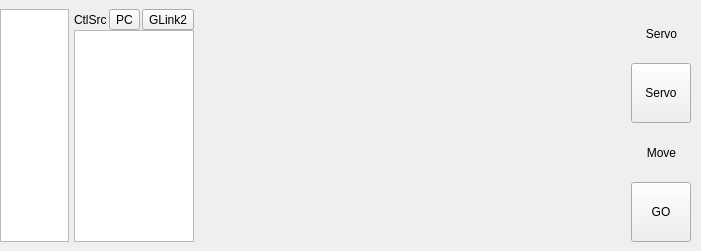
First picture: the form in Libs/PlotUnit/PlotUnitGraph/TabMotion/tabmotion.ui, repository tiangaomingjing/ServoDriveTech, before the edit.
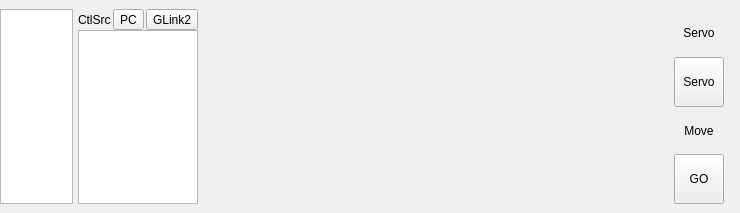
Second picture: the form after the edit.

What changed in the file:
```diff
--- a/Libs/PlotUnit/PlotUnitGraph/TabMotion/tabmotion.ui
+++ b/Libs/PlotUnit/PlotUnitGraph/TabMotion/tabmotion.ui
@@ -6,8 +6,8 @@
    <rect>
     <x>0</x>
     <y>0</y>
-    <width>701</width>
-    <height>251</height>
+    <width>740</width>
+    <height>213</height>
    </rect>
   </property>
   <property name="windowTitle">
@@ -142,6 +142,9 @@
    </item>
    <item>
     <layout class="QVBoxLayout" name="verticalLayout_go">
+     <property name="spacing">
+      <number>0</number>
+     </property>
      <property name="rightMargin">
       <number>0</number>
      </property>
@@ -157,6 +160,9 @@
      </item>
      <item>
       <layout class="QHBoxLayout" name="horizontalLayout_3">
+       <property name="spacing">
+        <number>0</number>
+       </property>
        <item>
         <widget class="QToolButton" name="tbtn_plot_servoBtn">
          <property name="sizePolicy">
@@ -167,14 +173,14 @@
          </property>
          <property name="minimumSize">
           <size>
-           <width>60</width>
-           <height>60</height>
+           <width>50</width>
+           <height>50</height>
           </size>
          </property>
          <property name="maximumSize">
           <size>
-           <width>60</width>
-           <height>60</height>
+           <width>50</width>
+           <height>50</height>
           </size>
          </property>
          <property name="text">
@@ -202,6 +208,9 @@
      </item>
      <item>
       <layout class="QHBoxLayout" name="horizontalLayout">
+       <property name="spacing">
+        <number>0</number>
+       </property>
        <item>
         <spacer name="horizontalSpacer">
          <property name="orientation">
@@ -225,14 +234,14 @@
          </property>
          <property name="minimumSize">
           <size>
-           <width>60</width>
-           <height>60</height>
+           <width>50</width>
+           <height>50</height>
           </size>
          </property>
          <property name="maximumSize">
           <size>
-           <width>60</width>
-           <height>60</height>
+           <width>50</width>
+           <height>50</height>
           </size>
          </property>
          <property name="text">
```
